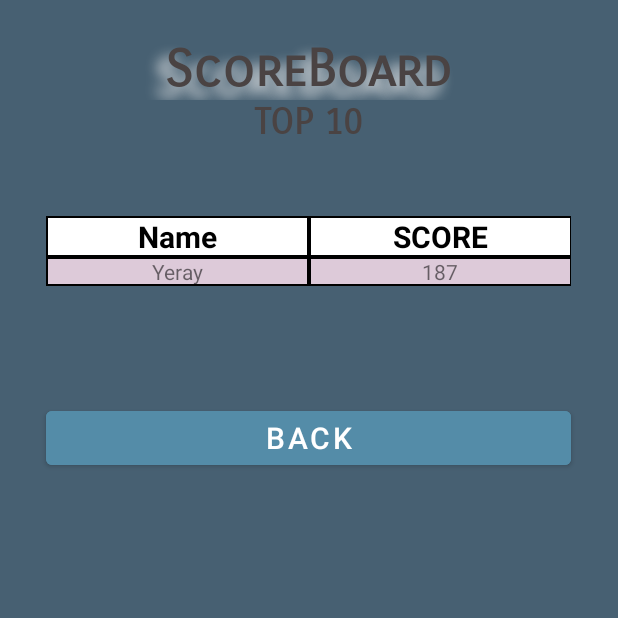
After one commit to Arruza17/BuscaminasPMD, an Android app: the ScoreBoardScreen screen opened directly, with no data from a screen before it, on a phone screen of 412 x 824 dp, the top half of it. The commit adds this screen. Run offline under Robolectric (Android 15) with nearby library versions, the phone set to English and light mode, and no system bars; Roboto replaces fonts that are not available here.

Commit message:
Animation + Intents to the scoreboard done, added the support to the DB in ScoreBoardScreen. ScoreBoardScreen nearly completed

```diff
--- a/app/src/main/AndroidManifest.xml
+++ b/app/src/main/AndroidManifest.xml
@@ -10,6 +10,9 @@
         android:supportsRtl="true"
         android:theme="@style/Theme.PufferfishMinesweeper">
         <activity
+            android:name=".ScoreBoardScreen"
+            android:exported="true" />
+        <activity
             android:name=".MainActivity"
             android:configChanges="orientation"
             android:exported="true"
@@ -20,9 +23,6 @@
                 <category android:name="android.intent.category.LAUNCHER" />
             </intent-filter>
         </activity>
-        <meta-data
-            android:name="preloaded_fonts"
-            android:resource="@array/preloaded_fonts" />
     </application>
 
 </manifest>
--- a/app/src/main/java/com/example/pufferfishminesweeper/MainActivity.java
+++ b/app/src/main/java/com/example/pufferfishminesweeper/MainActivity.java
@@ -5,6 +5,7 @@ import androidx.appcompat.app.AppCompatActivity;
 import android.animation.ArgbEvaluator;
 import android.animation.ObjectAnimator;
 import android.animation.ValueAnimator;
+import android.app.ActivityOptions;
 import android.content.Intent;
 import android.content.res.ColorStateList;
 import android.content.res.Resources;
@@ -54,11 +55,11 @@ public class MainActivity extends AppCompatActivity {
         radioGroupDifficulties = findViewById(R.id.radioGroupDifficulties);
         buttonPlay = findViewById(R.id.buttonPlay);
         buttonHelp = findViewById(R.id.buttonHelp);
+        buttonScoreBoard = findViewById(R.id.buttonScoreBoard);
         appName = findViewById(R.id.appName);
         radioButtonEasy = findViewById(R.id.radioButtonFacil);
         radioButtonMedium = findViewById(R.id.radioButtonMedia);
         radioButtonHard = findViewById(R.id.radioButtonDificil);
-        buttonScoreBoard = findViewById(R.id.buttonScoreBoard);
         logoChange = findViewById(R.id.buttonChange);
         //Adding all the listeners
         buttonPlay.setOnClickListener(new View.OnClickListener() {
@@ -88,7 +89,12 @@ public class MainActivity extends AppCompatActivity {
                 }
             }
         });
-        //
+        buttonScoreBoard.setOnClickListener(new View.OnClickListener() {
+            @Override
+            public void onClick(View view) {
+                generateScoreBoardWindow();
+            }
+        });
     }
 
 
@@ -169,6 +175,10 @@ public class MainActivity extends AppCompatActivity {
     }
 
     private void generateScoreBoardWindow() {
+        Intent i;
+        i = new Intent(MainActivity.this,ScoreBoardScreen.class);
+        Bundle b = ActivityOptions.makeSceneTransitionAnimation(MainActivity.this).toBundle();
+        startActivity(i,b);
     }
 
     private void generatePlayWindow() {
--- /dev/null
+++ b/app/src/main/java/com/example/pufferfishminesweeper/ScoreBoardScreen.java
@@ -0,0 +1,103 @@
+package com.example.pufferfishminesweeper;
+
+import androidx.appcompat.app.AppCompatActivity;
+
+import android.content.Context;
+import android.database.Cursor;
+import android.database.sqlite.SQLiteDatabase;
+import android.os.Bundle;
+import android.view.Gravity;
+import android.widget.LinearLayout;
+import android.widget.TableLayout;
+import android.widget.TableRow;
+import android.widget.TextView;
+
+import com.example.pufferfishminesweeper.classes.ScoreBoard;
+
+import java.util.ArrayList;
+import java.util.Collection;
+import java.util.Collections;
+import java.util.Random;
+
+public class ScoreBoardScreen extends AppCompatActivity {
+
+    private TableLayout tableLayoutScores;
+
+    private SQLiteDatabase databasePufferFish = null;
+
+    private final String DATABASE_NAME = "PufferFishDataBase";
+    private final String TABLE_NAME = "t_scoreboard";
+    private final String COLUM_NOMBRE = "Nombre";
+    private final String COLUM_PUNTUACION = "Puntuacion";
+    private final String SELECT_ALL_DATA = "SELECT * FROM "+TABLE_NAME+" ORDER BY "+COLUM_PUNTUACION+" DESC LIMIT 10";
+    private TableLayout tableLayoutScores1;
+
+
+    @Override
+    protected void onCreate(Bundle savedInstanceState) {
+        super.onCreate(savedInstanceState);
+        setContentView(R.layout.activity_score_board);
+        tableLayoutScores = findViewById(R.id.tableLayoutScores);
+        databasePufferFish = openOrCreateDatabase(DATABASE_NAME, Context.MODE_PRIVATE, null);
+        databasePufferFish.execSQL("CREATE TABLE IF NOT EXISTS " + TABLE_NAME + " (" + COLUM_NOMBRE + " VARCHAR, " + COLUM_PUNTUACION + " INTEGER)");
+        Random rand = new Random();
+        int randPuntuacion = rand.nextInt((255 - 0) + 1) + 0;
+        databasePufferFish.execSQL("INSERT INTO " + TABLE_NAME + "(" + COLUM_NOMBRE + "," + COLUM_PUNTUACION + ")" + "VALUES ('Yeray',"+ randPuntuacion+")");
+
+        ArrayList<ScoreBoard> scoreBoards = getScores();
+        int index = 0;
+        for (ScoreBoard s : scoreBoards) {
+            index++;
+            //ADD A NEW ROW
+            TableRow tableRow = new TableRow(this);
+            tableRow.setLayoutParams(new TableRow.LayoutParams(TableRow.LayoutParams.MATCH_PARENT, TableRow.LayoutParams.WRAP_CONTENT));
+            //ADD THE NAME COLUMN
+            TextView nombre = new TextView(this);
+            nombre.setText(s.getNombre());
+            nombre.setGravity(Gravity.CENTER);
+            //ADD THE COLUMN TO THE ROW
+            tableRow.addView(nombre);
+            //ADD THE SCORE COLUMN
+            TextView score = new TextView(this);
+            score.setGravity(Gravity.CENTER);
+            score.setText(String.valueOf(s.getPuntuacion()));
+            if(index%2==0){
+                nombre.setBackground(getDrawable(R.drawable.border));
+                score.setBackground(getDrawable(R.drawable.border));
+            }else{
+                nombre.setBackground(getDrawable(R.drawable.border_odd));
+                score.setBackground(getDrawable(R.drawable.border_odd));
+            }
+            //ADD THE COLUMN TO THE ROW
+            tableRow.addView(score);
+
+            tableLayoutScores.addView(tableRow);
+
+        }
+        databasePufferFish.close();
+    }
+
+    /**
+     * Method that return all the scores
+     *
+     * @return an arraylist with all the scores
+     */
+    public ArrayList<ScoreBoard> getScores() {
+        // on below line we are creating a cursor with query to read data from database.
+        Cursor cursor = databasePufferFish.rawQuery(SELECT_ALL_DATA, null);
+        // on below line we are creating a new array list.
+        ArrayList<ScoreBoard> arrayList = new ArrayList<>();
+        //moving our cursor to first position
+        if (cursor.moveToFirst()) {
+            // moving our cursor to next
+            while (cursor.moveToNext()) {
+                // on below line we are adding the data from cursor to our array list.
+                arrayList.add(new ScoreBoard(cursor.getString(0), cursor.getInt(1)));
+            }
+        }
+        // at last closing our cursor
+        // and returning our array list.
+        cursor.close();
+        return arrayList;
+    }
+}
--- /dev/null
+++ b/app/src/main/java/com/example/pufferfishminesweeper/classes/ScoreBoard.java
@@ -0,0 +1,31 @@
+package com.example.pufferfishminesweeper.classes;
+
+import java.io.Serializable;
+
+public class ScoreBoard implements Serializable {
+
+    private String nombre;
+    private Integer puntuacion;
+
+    public ScoreBoard(String nombre, Integer puntuacion) {
+        this.nombre = nombre;
+        this.puntuacion = puntuacion;
+    }
+
+    public String getNombre() {
+        return nombre;
+    }
+
+    public void setNombre(String nombre) {
+        this.nombre = nombre;
+    }
+
+    public Integer getPuntuacion() {
+        return puntuacion;
+    }
+
+    public void setPuntuacion(Integer puntuacion) {
+        this.puntuacion = puntuacion;
+    }
+
+}
--- /dev/null
+++ b/app/src/main/res/drawable/border.xml
@@ -0,0 +1,8 @@
+<?xml version="1.0" encoding="utf-8"?>
+<shape
+    xmlns:android="http://schemas.android.com/apk/res/android"
+    android:shape= "rectangle">
+    <solid android:color="#ffffff"/>
+    <stroke android:width="1dp" android:color="#000000"/>
+
+</shape>
--- /dev/null
+++ b/app/src/main/res/drawable/border_odd.xml
@@ -0,0 +1,8 @@
+<?xml version="1.0" encoding="utf-8"?>
+<shape
+    xmlns:android="http://schemas.android.com/apk/res/android"
+    android:shape= "rectangle">
+    <solid android:color="#DDCAD9"/>
+    <stroke android:width="1dp" android:color="#000000"/>
+
+</shape>
--- /dev/null
+++ b/app/src/main/res/layout/activity_score_board.xml
@@ -0,0 +1,169 @@
+<?xml version="1.0" encoding="utf-8"?>
+<TableLayout xmlns:android="http://schemas.android.com/apk/res/android"
+    xmlns:app="http://schemas.android.com/apk/res-auto"
+    xmlns:tools="http://schemas.android.com/tools"
+    android:layout_width="match_parent"
+    android:layout_height="match_parent"
+    android:background="#476072"
+    tools:context=".ScoreBoardScreen">
+
+    <TableRow
+        android:id="@+id/tableRow1"
+        android:layout_width="match_parent"
+        android:layout_height="match_parent"
+        android:gravity="center_horizontal">
+
+        <Space
+            android:layout_width="25sp"
+            android:layout_height="25sp" />
+
+    </TableRow>
+
+    <TableRow
+        android:id="@+id/tableRow2"
+        android:layout_width="match_parent"
+        android:layout_height="wrap_content"
+        android:gravity="center_horizontal">
+
+
+        <TextView
+            android:id="@+id/scoreboard"
+            android:layout_width="350dp"
+            android:layout_height="wrap_content"
+            android:fontFamily="sans-serif-smallcaps"
+            android:shadowColor="#EEEEEE"
+            android:shadowDx="-10"
+            android:shadowDy="10"
+            android:shadowRadius="10"
+            android:text="@string/puntuaciones"
+            android:textAlignment="center"
+            android:textColor="#4A4343"
+            android:textSize="34sp"
+            android:textStyle="bold" />
+
+    </TableRow>
+
+    <TableRow
+        android:layout_width="match_parent"
+        android:layout_height="wrap_content"
+        android:gravity="center_horizontal">
+
+        <TextView
+            android:id="@+id/textView"
+            android:layout_width="match_parent"
+            android:layout_height="wrap_content"
+            android:fontFamily="sans-serif-smallcaps"
+            android:text="@string/best10"
+            android:textAlignment="center"
+            android:textColor="#4A4343"
+            android:textSize="24sp"
+            android:textStyle="bold" />
+    </TableRow>
+
+    <TableRow
+        android:id="@+id/tableRow5"
+        android:layout_width="match_parent"
+        android:layout_height="wrap_content"
+        android:gravity="center_horizontal">
+
+        <Space
+            android:layout_width="wrap_content"
+            android:layout_height="48dp" />
+
+    </TableRow>
+
+    <TableRow
+        android:id="@+id/tableRow6"
+        android:layout_width="250dp"
+        android:layout_height="wrap_content"
+        android:gravity="center_horizontal">
+
+        <TableLayout
+            android:id="@+id/tableLayoutScores"
+            android:layout_width="100sp"
+            android:layout_height="match_parent"
+            android:background="@drawable/border">
+
+            <TableRow
+                android:layout_width="match_parent"
+                android:layout_height="match_parent"
+                android:gravity="center">
+
+                <TextView
+                    android:id="@+id/textViewNombre"
+                    android:layout_width="175dp"
+                    android:layout_height="wrap_content"
+                    android:background="@drawable/border"
+                    android:gravity="center"
+                    android:text="@string/nombre"
+                    android:textColor="#000000"
+                    android:textSize="20sp"
+                    android:textStyle="bold" />
+
+                <TextView
+                    android:id="@+id/textViewScores"
+                    android:layout_width="175dp"
+                    android:layout_height="wrap_content"
+                    android:background="@drawable/border"
+                    android:gravity="center"
+                    android:text="@string/score"
+                    android:textColor="#000000"
+                    android:textSize="20sp"
+                    android:textStyle="bold" />
+            </TableRow>
+
+        </TableLayout>
+    </TableRow>
+
+    <TableRow
+        android:id="@+id/tableRow7"
+        android:layout_width="match_parent"
+        android:layout_height="wrap_content"
+        android:gravity="center_horizontal">
+
+        <TextView
+            android:id="@+id/textView3"
+            android:layout_width="match_parent"
+            android:layout_height="wrap_content"
+            android:textColor="#FFFFFF"
+            android:textSize="20sp" />
+    </TableRow>
+
+    <TableRow
+        android:id="@+id/tableRow8"
+        android:layout_width="match_parent"
+        android:layout_height="wrap_content"
+        android:gravity="center_horizontal">
+
+
+    </TableRow>
+
+    <TableRow
+        android:id="@+id/tableRow9"
+        android:layout_width="match_parent"
+        android:layout_height="wrap_content"
+        android:gravity="center_horizontal">
+
+        <Space
+            android:layout_width="wrap_content"
+            android:layout_height="50sp" />
+
+    </TableRow>
+
+    <TableRow
+        android:id="@+id/tableRow10"
+        android:layout_width="match_parent"
+        android:layout_height="wrap_content"
+        android:gravity="center_horizontal">
+
+        <Button
+            android:id="@+id/buttonPlay"
+            android:layout_width="match_parent"
+            android:layout_height="wrap_content"
+            android:backgroundTint="#548CA8"
+            android:text="@string/back"
+            android:textSize="20sp" />
+
+    </TableRow>
+
+</TableLayout>
--- a/app/src/main/res/values-night/themes.xml
+++ b/app/src/main/res/values-night/themes.xml
@@ -12,5 +12,10 @@
         <!-- Status bar color. -->
         <item name="android:statusBarColor" tools:targetApi="l">?attr/colorPrimaryVariant</item>
         <!-- Customize your theme here. -->
+        <!-- This is for enabling transitions -->
+        <item name="android:windowActivityTransitions">true</item>
+        <!-- Setting up enter and exit transitions -->
+        <item name="android:windowEnterTransition">@transition/trans_anim</item>
+        <item name="android:windowExitTransition">@transition/trans_anim_back</item>
     </style>
 </resources>
--- a/app/src/main/res/values/strings.xml
+++ b/app/src/main/res/values/strings.xml
@@ -16,4 +16,9 @@
     <string name="easterEggFound">Easter Egg Found!</string>
     <string name="introduceTextoPrimero">Insert your name first...</string>
     <string name="introduceDificultad">Insert the difficulty first..</string>
+    <!-- SCOREBOARD STRINGS-->
+    <string name="nombreMayus">NAME</string>
+    <string name="score">SCORE</string>
+    <string name="best10">TOP 10</string>
+    <string name="back">BACK</string>
 </resources>
--- a/app/src/main/res/values/themes.xml
+++ b/app/src/main/res/values/themes.xml
@@ -12,5 +12,10 @@
         <!-- Status bar color. -->
         <item name="android:statusBarColor" tools:targetApi="l">?attr/colorPrimaryVariant</item>
         <!-- Customize your theme here. -->
+        <!-- This is for enabling transitions -->
+        <item name="android:windowActivityTransitions">true</item>
+        <!-- Setting up enter and exit transitions -->
+        <item name="android:windowEnterTransition">@transition/trans_anim</item>
+        <item name="android:windowExitTransition">@transition/trans_anim_back</item>
     </style>
 </resources>
```
Also changed, not shown: app/src/main/res/transition/trans_anim.xml (added, +7 -0 lines), app/src/main/res/transition/trans_anim_back.xml (added, +7 -0 lines), 1 other file.
